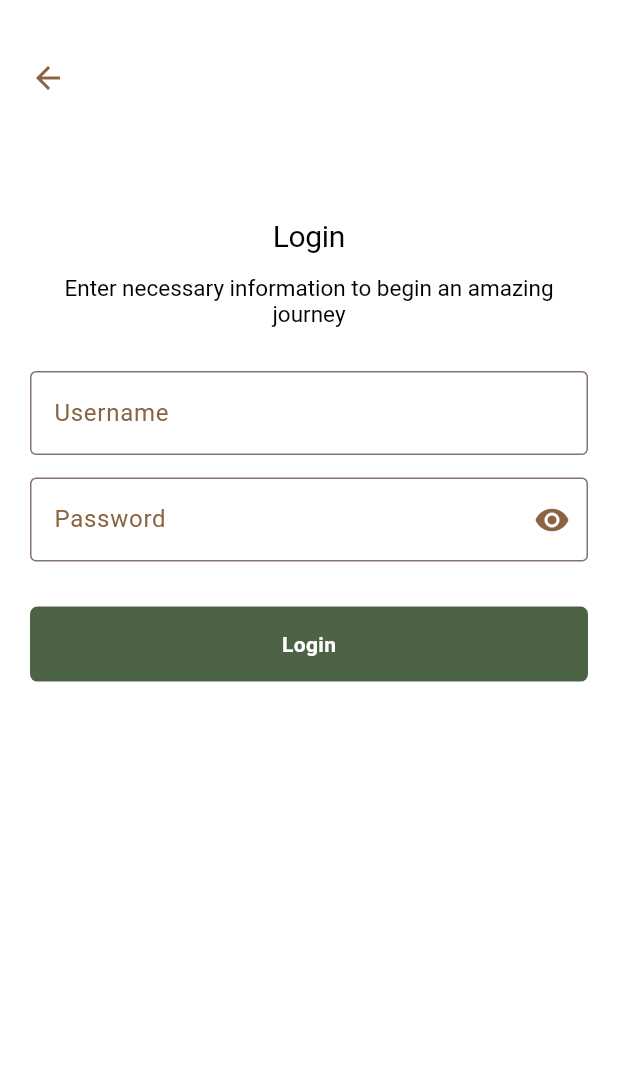
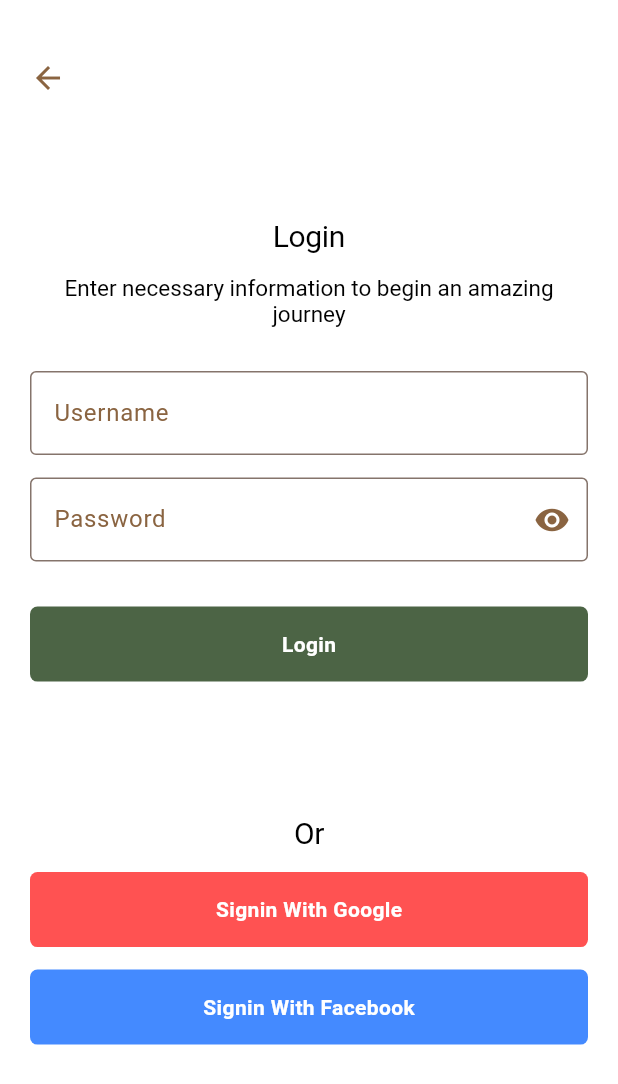
Before and after one commit to Avesta-Group/Yekin-Flutter, a Flutter app: the screen it shows after launch, on a phone screen of 412 x 824 dp. Shown: the top 1084 px of the screen. Run offline on Flutter 3.47's test engine with Material 3 defaults, Android fonts, the phone set to English and light mode, and no system bars; our stand-ins replace connectivity_plus, dio, flutter_native_splash, get, google_sign_in, shared_preferences.

Commit message:
Add Some File structure And Some Additional Code..

```diff
--- /dev/null
+++ b/lib/api/auth/google_signin_api.dart
@@ -0,0 +1,17 @@
+import 'package:google_sign_in/google_sign_in.dart';
+
+class GoogleSignInApi {
+  static final _googleSignIn = GoogleSignIn();
+
+  static Future<GoogleSignInAccount?> login() async {
+    try {
+      return await _googleSignIn.signIn();
+    } catch (e) {
+      return null;
+    }
+  }
+
+  static Future<void> logout() async {
+    await _googleSignIn.signOut();
+  }
+}
--- a/lib/api/dio_client.dart
+++ b/lib/api/dio_client.dart
@@ -1,7 +1,6 @@
-import 'dart:html';
-
 import 'package:dio/dio.dart';
 import 'package:flutter/foundation.dart' show kDebugMode;
+import 'package:my_puk_application/api/auth/interceptors/authorization_interceptor.dart';
 import 'package:my_puk_application/api/dio_exception.dart';
 import 'package:my_puk_application/api/endpoints.dart';
 
@@ -14,16 +13,13 @@
             receiveTimeout: const Duration(milliseconds: Endpoints.receiveTimeout),
             responseType: ResponseType.json,
           ),
-        );
-
-        // ..interceptors.addAll([
-        //     AuthorizationInterceptor(),
-        //     LoggerInterceptor(),
-        //   ]);
+        )..interceptors.addAll([
+            AuthorizationInterceptor(),
+          ]);
 
   late final Dio _dio;
 
-  Future getAllResource({required model}) async {
+  Future getResources({required model}) async {
     try {
       final response = await _dio.get('${Endpoints.baseURL}/$model');
 
--- a/lib/components/button_widget.dart
+++ b/lib/components/button_widget.dart
@@ -3,12 +3,14 @@
 
 class ButtonWidget extends StatelessWidget {
   final String text;
+  final Color color;
   final VoidCallback onPressed;
 
   const ButtonWidget({
     super.key,
     required this.text,
     required this.onPressed,
+    required this.color,
   });
 
   @override
@@ -17,7 +19,7 @@
       width: Get.width,
       height: 50,
       decoration: BoxDecoration(
-        color: Theme.of(context).colorScheme.primary,
+        color: color,
         borderRadius: BorderRadius.circular(5)
       ),
       child: InkWell(
--- a/lib/components/textfiled_widget.dart
+++ b/lib/components/textfiled_widget.dart
@@ -35,12 +35,7 @@
         hintText: widget.hintText,
         border: OutlineInputBorder(
           borderSide: BorderSide(
-            color: Theme.of(context).colorScheme.tertiary,
-          ),
-        ),
-        focusedBorder: OutlineInputBorder(
-          borderSide: BorderSide(
-            color: Theme.of(context).colorScheme.tertiary,
+            color: Theme.of(context).colorScheme.primary,
           ),
         ),
         hintStyle: TextStyle(color: Theme.of(context).colorScheme.secondary),
--- a/lib/screens/login_screen.dart
+++ b/lib/screens/login_screen.dart
@@ -1,10 +1,12 @@
 
 import 'package:flutter/material.dart';
 import 'package:get/get.dart';
+import 'package:my_puk_application/api/auth/google_signin_api.dart';
 import 'package:my_puk_application/api/dio_client.dart';
 import 'package:my_puk_application/components/button_widget.dart';
 import 'package:my_puk_application/components/textfiled_widget.dart';
 import 'package:my_puk_application/models/user_model.dart';
+import 'package:my_puk_application/utils/app_constants.dart';
 
 class LoginScreen extends StatelessWidget {
    LoginScreen({super.key});
@@ -18,8 +20,9 @@
   Widget build(BuildContext context) {
     return Scaffold(
       backgroundColor: Theme.of(context).colorScheme.background,
-      body: Container(
-        padding: const EdgeInsets.all(20),
+      body: SafeArea(
+        child: Container(
+          padding: const EdgeInsets.all(AppConstants.appPadding),
           height: Get.height,
           width: Get.width,
           child: SingleChildScrollView(
@@ -81,6 +84,7 @@
                           padding: const EdgeInsets.only(top: 30.0),
                           child: ButtonWidget(
                             text: "login".tr,
+                            color: Theme.of(context).colorScheme.primary,
                             onPressed: () async {
 
                             //  final user = UserModel(
@@ -88,16 +92,50 @@
                             //   job: '_emailController.text');
                             //   final response = await dioClient.createResource(model: 'users', body: user);
 
-                          // final user = UserModel(
-                          //   name: "a",
-                          //   job: "a",
-                          //   email: '_nameController.text',
-                          //  );
+                            final user = UserModel(
+                              name: "a",
+                              job: "a",
+                              email: '_nameController.text',
+                             );
 
-                          //   final response = await dioClient.updateResource(model: 'users', body: user, id: 1);
+                              final response = await dioClient.updateResource(model: 'users', body: user, id: 1);
 
-                          final response = await dioClient.deleteResource(model: 'users',id: 1);
-                            print(response);
+                            // final response = await dioClient.getResource(model: 'users', id: 1);
+
+                             print("value $response");
+                            },
+                          ),
+                        ),
+
+                        Padding(
+                          padding: const EdgeInsets.only(top:90.0,bottom: 15),
+                          child: Text(
+                            'Or',
+                            style: Theme.of(context).textTheme.displayLarge,
+                            textAlign: TextAlign.center,
+                          ),
+                        ),
+
+
+                         Padding(
+                          padding: const EdgeInsets.only(bottom: 15.0),
+                          child: ButtonWidget(
+                            text: "Signin With Google".tr,
+                            color: Colors.redAccent,
+                            onPressed: () async {
+                             final user = await GoogleSignInApi.login();
+                             print(user.toString() + "kkkkkkkkkkk");
+                            },
+                          ),
+                        ),
+
+
+                        Padding(
+                          padding: const EdgeInsets.only(top: 0.0),
+                          child: ButtonWidget(
+                            text: "Signin With Facebook".tr,
+                            color: Colors.blueAccent,
+                            onPressed: () async {
                             },
                           ),
                         ),
@@ -109,6 +147,7 @@
             ),
           ),
         ),
+      ),
     );
   }
 }
--- a/lib/utils/app_constants.dart
+++ b/lib/utils/app_constants.dart
@@ -11,10 +11,8 @@
   static const String LANGUAGE_CODE = 'language_code';
 
   static List<LanguageModel> languages = [
-    LanguageModel(imageUrl: "🇺🇸", languageName: 'English',
-    countryCode: 'US', languageCode: 'en',),
-    LanguageModel(imageUrl: "ar", languageName: 'Arabic',
-      countryCode: 'AR', languageCode: 'ar',),
+    LanguageModel(imageUrl: "🇺🇸", languageName: 'English', countryCode: 'US', languageCode: 'en',),
+    LanguageModel(imageUrl: "ar", languageName: 'Arabic', countryCode: 'AR', languageCode: 'ar',),
     LanguageModel(imageUrl: "KU", languageName: 'Kurdish (Sorani)', countryCode: 'KU', languageCode: 'ku'),
 
   ];
@@ -27,4 +25,7 @@
   static const Color tertiaryColor = Color(0xFFCABA9C);
   static const Color quaternaryColor = Color(0xFF8A6441);
   static const Color quinaryColor = Color(0xFF4D2E1A);
+
+  //App Padding
+  static const double appPadding = 20.0;
 }
--- a/pubspec.yaml
+++ b/pubspec.yaml
@@ -40,6 +40,8 @@
   shared_preferences: ^2.2.3
   dio: ^5.4.3+1
   connectivity_plus: ^6.0.2
+  google_sign_in: ^6.2.1
+  flutter_native_splash: ^2.4.0
 
 dev_dependencies:
   flutter_test:
```
Also changed, not shown: lib/api/auth/interceptors/authorization_interceptor.dart (added, +25 -0 lines), lib/main.dart (+6 -1 lines), lib/screens/connectivity_screen.dart (deleted, +0 -27 lines), lib/screens/splash_screen.dart (deleted), pubspec.lock, 3 other files. Lines whose indentation alone changed are shown as unchanged.
